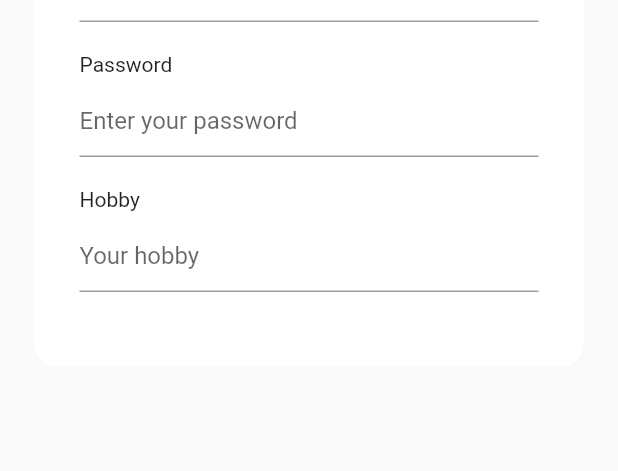
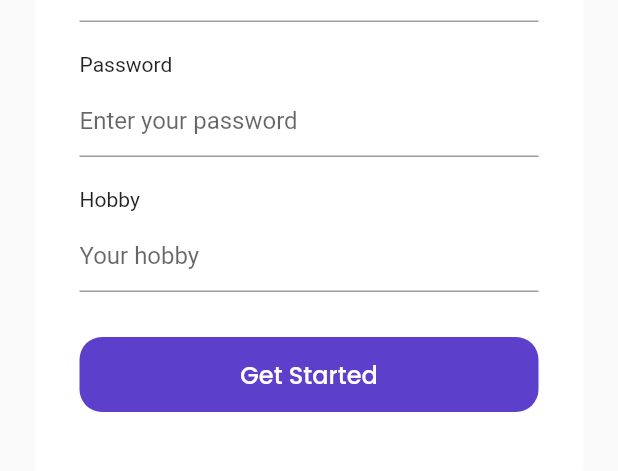
Before and after one commit to ahmadfatihin/TravelYuk-Flutter, a Flutter app: the SignUpPage screen opened by its route, on a phone screen of 412 x 824 dp, the part 446-917 px from its top. Run offline on Flutter 3.47's test engine with Material 2 defaults, Android fonts, the phone set to English and light mode, and no system bars; our stand-ins replace google_fonts.

Commit message:
Get Started Button

```diff
--- a/lib/ui/pages/sign_up_page.dart
+++ b/lib/ui/pages/sign_up_page.dart
@@ -90,6 +90,32 @@ class SignUpPage extends StatelessWidget {
         );
       }
 
+      Widget submitButton() {
+        return Container(
+          width: double.infinity,
+          height: 50,
+          margin: EdgeInsets.only(bottom: 30),
+          child: TextButton(
+            onPressed: () {
+              Navigator.pushNamed(context, '/home');
+            },
+            style: TextButton.styleFrom(
+              backgroundColor: kPrimaryColor,
+              shape: RoundedRectangleBorder(
+                borderRadius: BorderRadius.circular(defaultRadius),
+              ),
+            ),
+            child: Text(
+              'Get Started',
+              style: whiteTextStyle.copyWith(
+                fontSize: 16,
+                fontWeight: medium,
+              ),
+            ),
+          ),
+        );
+      }
+
       return Container(
           margin: EdgeInsets.only(top: 30),
           padding: EdgeInsets.symmetric(horizontal: 30, vertical: 20),
@@ -101,7 +127,8 @@ class SignUpPage extends StatelessWidget {
             nameInput(),
             emailInput(),
             passwordInput(),
-            hobbyInput()
+            hobbyInput(),
+            submitButton(),
           ]));
     }
 
```
